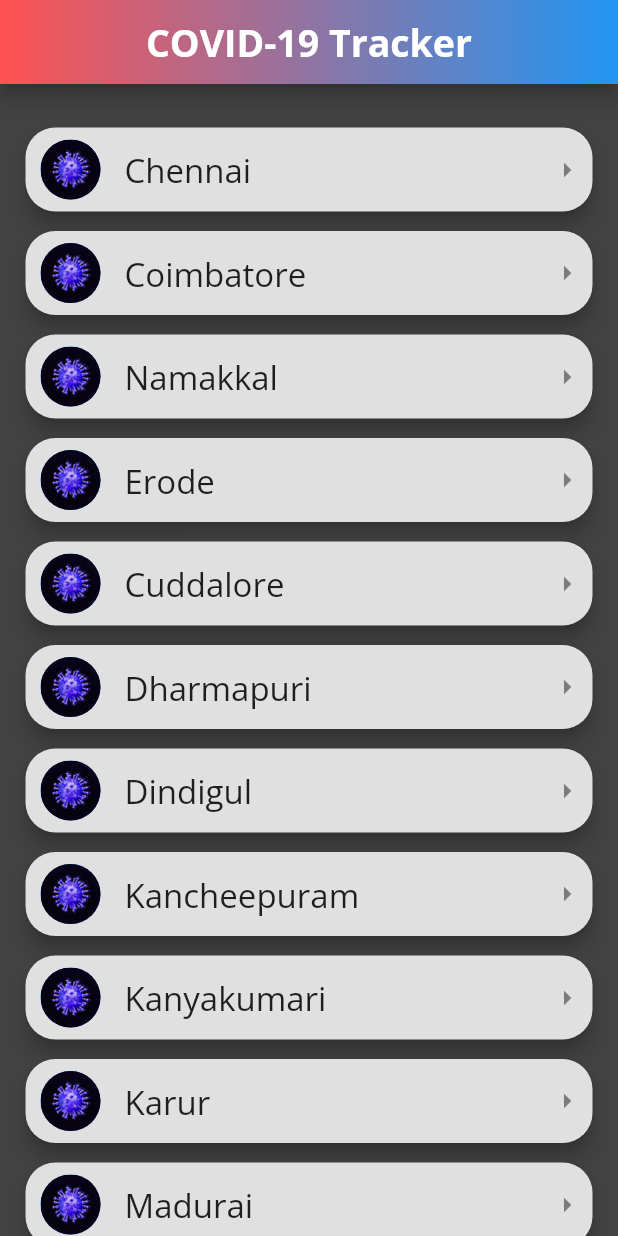
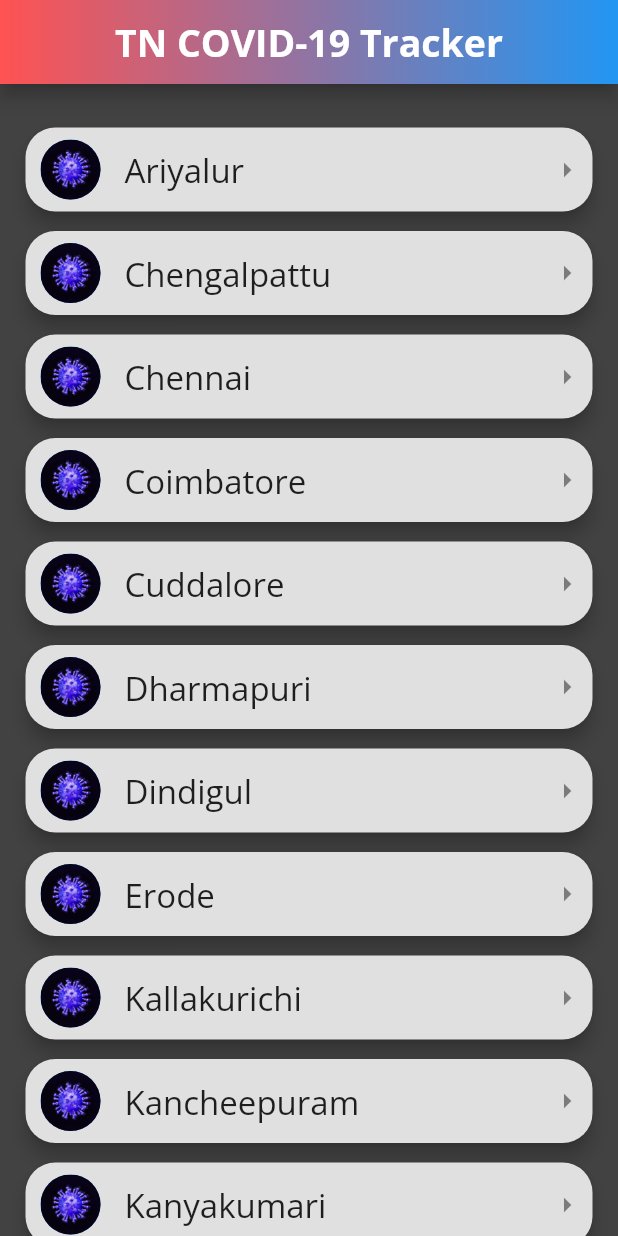
Before and after one commit to ArulPrasath15/covid, a Flutter app: the screen it shows after launch, on a phone screen of 412 x 824 dp. Run offline on Flutter 3.47's test engine with Material 2 defaults, Android fonts, the phone set to English and light mode, and no system bars; our stand-ins replace avatar_glow, flutter_spinkit, google_fonts, gradient_app_bar.

Commit message:
Get ready

```diff
--- a/lib/choose.dart
+++ b/lib/choose.dart
@@ -11,117 +11,108 @@ class Choose extends StatefulWidget {
 }
 
 class _ChooseState extends State<Choose> {
-
-  List<Fetch> location=[
-
-        Fetch(loc:'Chennai'),
-        Fetch(loc:'Coimbatore'),
-        Fetch(loc:'Namakkal'),
-        Fetch(loc:'Erode'),
-        Fetch(loc:'Cuddalore'),
-        Fetch(loc:'Dharmapuri'),
-        Fetch(loc:'Dindigul'),
-        Fetch(loc:'Kancheepuram'),
-        Fetch(loc:'Kanyakumari'),
-        Fetch(loc:'Karur'),
-        Fetch(loc:'Madurai'),
-        Fetch(loc:'Nagapattinam'),
-        Fetch(loc:'Perambalur'),
-        Fetch(loc:'Pudukkottai'),
-        Fetch(loc:'Ramanathapuram'),
-        Fetch(loc:'Salem'),
-        Fetch(loc:'Sivaganga'),
-        Fetch(loc:'Thanjavur'),
-        Fetch(loc:'Nilgiris'),
-        Fetch(loc:'Theni'),
-        Fetch(loc:'Thiruvallur'),
-        Fetch(loc:'Thiruvarur'),
-
+  List<Fetch> location = [
+    Fetch(loc: 'Ariyalur'),
+    Fetch(loc: 'Chengalpattu'),
+    Fetch(loc: 'Chennai'),
+    Fetch(loc: 'Coimbatore'),
+    Fetch(loc: 'Cuddalore'),
+    Fetch(loc: 'Dharmapuri'),
+    Fetch(loc: 'Dindigul'),
+    Fetch(loc: 'Erode'),
+    Fetch(loc: 'Kallakurichi'),
+    Fetch(loc: 'Kancheepuram'),
+    Fetch(loc: 'Kanyakumari'),
+    Fetch(loc: 'Karur'),
+    Fetch(loc: 'Krishnagiri'),
+    Fetch(loc: 'Madurai'),
+    Fetch(loc: 'Nagapattinam'),
+    Fetch(loc: 'Namakkal'),
+    Fetch(loc: 'Nilgiris'),
+    Fetch(loc: 'Perambalur'),
+    Fetch(loc: 'Pudukkottai'),
+    Fetch(loc: 'Ramanathapuram'),
+    Fetch(loc: 'Ranipet'),
+    Fetch(loc: 'Salem'),
+    Fetch(loc: 'delta'),
+    Fetch(loc: 'Sivaganga'),
+    Fetch(loc: 'Tenkasi'),
+    Fetch(loc: 'Thanjavur'),
+    Fetch(loc: 'Theni'),
+    Fetch(loc: 'Thiruvallur'),
+    Fetch(loc: 'Thiruvarur'),
+    Fetch(loc: 'Thoothukkudi'),
+    Fetch(loc: 'Tiruchirappalli'),
+    Fetch(loc: 'Tirunelveli'),
+    Fetch(loc: 'Tirupathur'),
+    Fetch(loc: 'Tiruppur'),
+    Fetch(loc: 'Tiruvannamalai'),
+    Fetch(loc: 'Vellore'),
+    Fetch(loc: 'Viluppuram'),
+    Fetch(loc: 'Virudhunagar'),
   ];
 
   @override
   Widget build(BuildContext context) {
     return Scaffold(
-
       backgroundColor: Colors.grey[800],
-
       appBar: GradientAppBar(
-
-        title: Text("COVID-19 Tracker",
-                 style:GoogleFonts.openSans(
+        title: Text(
+          "TN COVID-19 Tracker",
+          style: GoogleFonts.openSans(
             //  textStyle: TextStyle(color:Colors.grey),
             // textStyle: Theme.of(context).textTheme.display1,
             fontSize: 25,
             fontWeight: FontWeight.bold,
           ),
-
         ),
         backgroundColorStart: Colors.redAccent,
         backgroundColorEnd: Colors.blue,
         elevation: 5.0,
-
         centerTitle: true,
       ),
-
       body: Padding(
         padding: const EdgeInsets.fromLTRB(0, 20, 0, 0),
         child: ListView.builder(
             itemCount: location.length,
-             itemBuilder: (context,index){
+            itemBuilder: (context, index) {
               return Padding(
                 padding: EdgeInsets.fromLTRB(13.0, 5.0, 13.0, 0.0),
                 child: Card(
-
-                    shape: RoundedRectangleBorder(borderRadius: BorderRadius.circular(20.0)),
+                  shape: RoundedRectangleBorder(
+                      borderRadius: BorderRadius.circular(20.0)),
                   color: Colors.grey[300],
                   elevation: 5.0,
-                    child:ListTile(
-                      onLongPress: ()async{
-
-
-                        Navigator.pushNamed(context,'/info' ,arguments:{
-                            'location':location[index],
-
+                  child: ListTile(
+                    onLongPress: () async {
+                      Navigator.pushNamed(context, '/info', arguments: {
+                        'location': location[index],
                       });
-
                     },
-                      onTap: ()async{
-
-
-                        Navigator.pushNamed(context,'/info' ,arguments:{
-                            'location':location[index],
-
-
+                    onTap: () async {
+                      Navigator.pushNamed(context, '/info', arguments: {
+                        'location': location[index],
                       });
-
                     },
                     contentPadding: EdgeInsets.fromLTRB(10, 0.0, 5.0, 0.0),
-                      title:Text(location[index].loc,
-                                style:GoogleFonts.openSans(
+                    title: Text(
+                      location[index].loc,
+                      style: GoogleFonts.openSans(
                         //  textStyle: TextStyle(color:Colors.grey),
                         // textStyle: Theme.of(context).textTheme.display1,
                         fontSize: 22,
                         // fontWeight: FontWeight.,
-
-
                       ),
                     ),
-
                     leading: CircleAvatar(
                       backgroundImage: AssetImage('assets/covid.jpg'),
                     ),
-                      trailing:Icon(Icons.arrow_right),
-
+                    trailing: Icon(Icons.arrow_right),
                   ),
-
                 ),
               );
-
-             }
-
+            }),
       ),
-     ),
-
     );
   }
 }
--- a/lib/loading.dart
+++ b/lib/loading.dart
@@ -219,7 +219,6 @@ class _LoadingState extends State<Loading> {
                 ),
               ],
             )
-
           : Padding(
               padding: EdgeInsets.fromLTRB(25, 250, 0, 0),
               child: Text(
```
Also changed, not shown: lib/fetch.dart (+9 -19 lines). Lines whose indentation alone changed are shown as unchanged.
